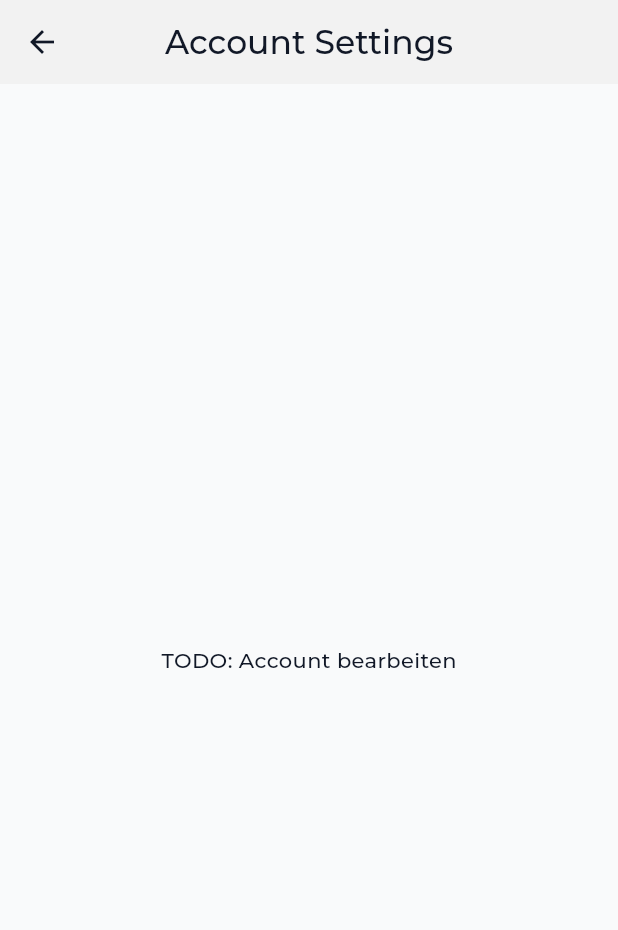
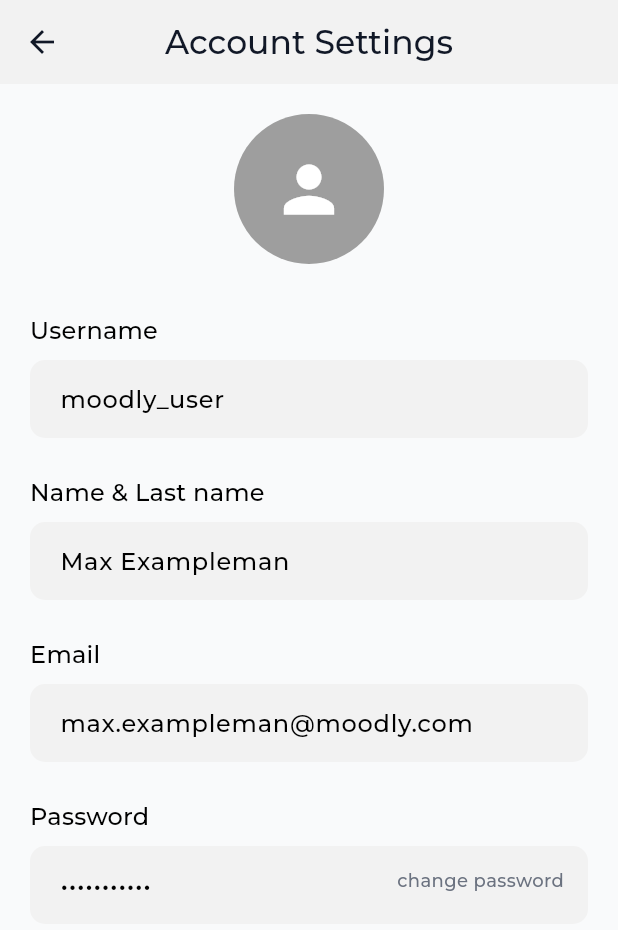
Before and after one commit to codemalcolm/moodly_client, a Flutter app: the SettingsAccountScreen screen opened by its route, on a phone screen of 412 x 824 dp. Shown: the top 930 px of the screen. Run offline on Flutter 3.47's test engine with Material 3 defaults, Android fonts, the phone set to English and light mode, and no system bars; our stand-ins replace flutter_svg, image_picker; network calls fail; project files that could hold a hidden picture were left out.

Commit message:
implement account settings screen

```diff
--- a/lib/screens/settings_account_screen.dart
+++ b/lib/screens/settings_account_screen.dart
@@ -1,13 +1,156 @@
 import 'package:flutter/material.dart';
+import 'package:moodly_client/widgets/custom_text_input.dart';
 
-class SettingsAccountScreen extends StatelessWidget {
+class SettingsAccountScreen extends StatefulWidget {
   const SettingsAccountScreen({super.key});
 
   @override
+  State<SettingsAccountScreen> createState() => _SettingsAccountScreenState();
+}
+
+class _SettingsAccountScreenState extends State<SettingsAccountScreen> {
+  bool _isPasswordEditable = false;
+
+  @override
   Widget build(BuildContext context) {
+    final textTheme = Theme.of(context).textTheme;
+
     return Scaffold(
       appBar: AppBar(title: const Text('Account Settings')),
-      body: const Center(child: Text('TODO: Account bearbeiten')),
+      body: SingleChildScrollView(
+        padding: const EdgeInsets.all(20),
+        child: Column(
+          children: [
+            Center(
+              child: Stack(
+                alignment: Alignment.center,
+                children: [
+                  GestureDetector(
+                    onTap: () {
+                      showModalBottomSheet(
+                        context: context,
+                        shape: const RoundedRectangleBorder(
+                          borderRadius: BorderRadius.vertical(
+                            top: Radius.circular(20),
+                          ),
+                        ),
+                        builder: (context) {
+                          return Column(
+                            mainAxisSize: MainAxisSize.min,
+                            children: [
+                              ListTile(
+                                leading: const Icon(Icons.visibility),
+                                title: const Text('View Profile Picture'),
+                                onTap: () {
+                                  Navigator.pop(context);
+                                  // TODO: Vollbild-Vorschau öffnen
+                                },
+                              ),
+                              ListTile(
+                                leading: const Icon(Icons.photo),
+                                title: const Text('Change Profile Picture'),
+                                onTap: () {
+                                  Navigator.pop(context);
+                                  // TODO: Bildauswahl starten
+                                },
+                              ),
+                              ListTile(
+                                leading: const Icon(Icons.delete),
+                                title: const Text('Remove Profile Picture'),
+                                onTap: () {
+                                  Navigator.pop(context);
+                                  // TODO: Zurücksetzen des Bilds
+                                },
+                              ),
+                            ],
+                          );
+                        },
+                      );
+                    },
+                    child: const CircleAvatar(
+                      radius: 50,
+                      backgroundColor: Colors.grey,
+                      child: Icon(Icons.person, size: 50, color: Colors.white),
+                    ),
+                  ),
+                ],
+              ),
+            ),
+            const SizedBox(height: 32),
+
+            Align(
+              alignment: Alignment.centerLeft,
+              child: Text('Username', style: textTheme.titleMedium),
+            ),
+            const SizedBox(height: 8),
+            const CustomTextInput(
+              hintText: 'Username',
+              initialValue: 'moodly_user',
+            ),
+            const SizedBox(height: 24),
+
+            Align(
+              alignment: Alignment.centerLeft,
+              child: Text('Name & Last name', style: textTheme.titleMedium),
+            ),
+            const SizedBox(height: 8),
+            const CustomTextInput(
+              hintText: 'Full Name',
+              initialValue: 'Max Exampleman',
+            ),
+            const SizedBox(height: 24),
+
+            Align(
+              alignment: Alignment.centerLeft,
+              child: Text('Email', style: textTheme.titleMedium),
+            ),
+            const SizedBox(height: 8),
+            const CustomTextInput(
+              hintText: 'Email',
+              keyboardType: TextInputType.emailAddress,
+              initialValue: 'max.exampleman@moodly.com',
+            ),
+            const SizedBox(height: 24),
+
+            // Password
+            Align(
+              alignment: Alignment.centerLeft,
+              child: Text('Password', style: textTheme.titleMedium),
+            ),
+            const SizedBox(height: 8),
+            Stack(
+              children: [
+                AbsorbPointer(
+                  absorbing: !_isPasswordEditable,
+                  child: CustomTextInput(
+                    hintText: 'Password',
+                    initialValue: '***********',
+                    obscureText: true,
+                  ),
+                ),
+                Positioned(
+                  right: 16,
+                  top: 14,
+                  child: GestureDetector(
+                    onTap: () {
+                      setState(() {
+                        _isPasswordEditable = !_isPasswordEditable;
+                      });
+                    },
+                    child: Text(
+                      _isPasswordEditable ? 'cancel' : 'change password',
+                      style: TextStyle(
+                        color: Theme.of(context).colorScheme.secondary,
+                        fontSize: 12,
+                      ),
+                    ),
+                  ),
+                ),
+              ],
+            ),
+          ],
+        ),
+      ),
     );
   }
 }
```
